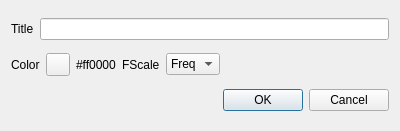
f4exb/sdrangel, file sdrgui/gui/basicchannelsettingsdialog.ui: the form before one commit.
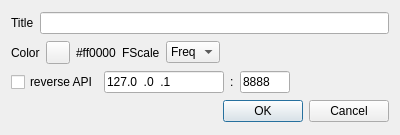
The form after the commit.

Commit message: Reverse API: BasicChannelSettingsDialog changes. Applied to AM demod GUI

What changed in the file:
```diff
--- a/sdrgui/gui/basicchannelsettingsdialog.ui
+++ b/sdrgui/gui/basicchannelsettingsdialog.ui
@@ -7,7 +7,7 @@
     <x>0</x>
     <y>0</y>
     <width>400</width>
-    <height>131</height>
+    <height>135</height>
    </rect>
   </property>
   <property name="font">
@@ -112,6 +112,78 @@
      </item>
     </layout>
    </item>
+   <item>
+    <layout class="QHBoxLayout" name="reverseAPILayout">
+     <item>
+      <widget class="QCheckBox" name="reverseAPI">
+       <property name="toolTip">
+        <string>Sychronize with reverse API </string>
+       </property>
+       <property name="text">
+        <string>reverse API</string>
+       </property>
+      </widget>
+     </item>
+     <item>
+      <widget class="QLineEdit" name="reverseAPIAddress">
+       <property name="minimumSize">
+        <size>
+         <width>120</width>
+         <height>0</height>
+        </size>
+       </property>
+       <property name="toolTip">
+        <string>Reverse API address</string>
+       </property>
+       <property name="inputMask">
+        <string>000.000.000.000</string>
+       </property>
+       <property name="text">
+        <string>127.0.0.1</string>
+       </property>
+      </widget>
+     </item>
+     <item>
+      <widget class="QLabel" name="reverseAPISeparator">
+       <property name="text">
+        <string>:</string>
+       </property>
+      </widget>
+     </item>
+     <item>
+      <widget class="QLineEdit" name="reverseAPIPort">
+       <property name="maximumSize">
+        <size>
+         <width>50</width>
+         <height>16777215</height>
+        </size>
+       </property>
+       <property name="toolTip">
+        <string>Reverse API port</string>
+       </property>
+       <property name="inputMask">
+        <string>00000</string>
+       </property>
+       <property name="text">
+        <string>8888</string>
+       </property>
+      </widget>
+     </item>
+     <item>
+      <spacer name="horizontalSpacer_2">
+       <property name="orientation">
+        <enum>Qt::Horizontal</enum>
+       </property>
+       <property name="sizeHint" stdset="0">
+        <size>
+         <width>40</width>
+         <height>20</height>
+        </size>
+       </property>
+      </spacer>
+     </item>
+    </layout>
+   </item>
    <item>
     <widget class="QDialogButtonBox" name="buttonBox">
      <property name="orientation">
```
The commit also changes 6 other files.
